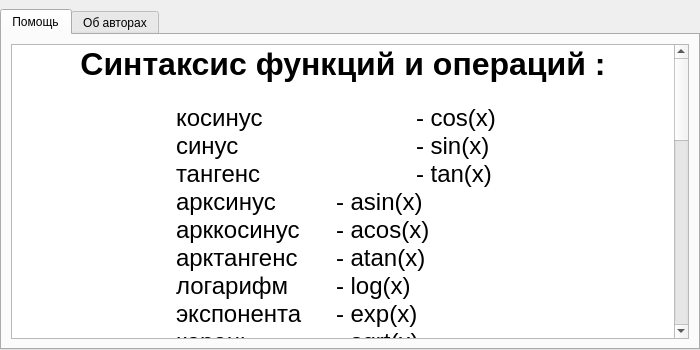
Old version of the form Frames/helpDialogFrame.ui in the repository EgorAlmikeev/ProjectX.
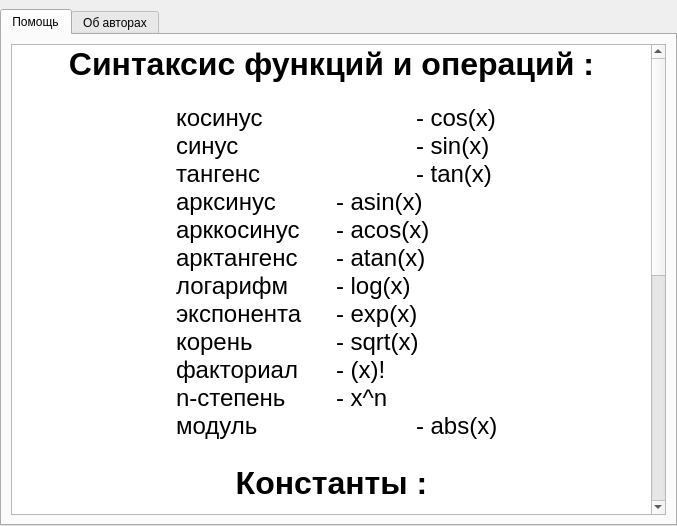
New version of the form. The open tabs and pages were chosen to show the change.

```diff
--- a/Frames/helpDialogFrame.ui
+++ b/Frames/helpDialogFrame.ui
@@ -6,8 +6,8 @@
    <rect>
     <x>0</x>
     <y>0</y>
-    <width>700</width>
-    <height>350</height>
+    <width>677</width>
+    <height>526</height>
    </rect>
   </property>
   <property name="maximumSize">
@@ -51,33 +51,33 @@
           <string>&lt;!DOCTYPE HTML PUBLIC &quot;-//W3C//DTD HTML 4.0//EN&quot; &quot;http://www.w3.org/TR/REC-html40/strict.dtd&quot;&gt;
 &lt;html&gt;&lt;head&gt;&lt;meta name=&quot;qrichtext&quot; content=&quot;1&quot; /&gt;&lt;style type=&quot;text/css&quot;&gt;
 p, li { white-space: pre-wrap; }
-&lt;/style&gt;&lt;/head&gt;&lt;body style=&quot; font-family:'.SF NS Text'; font-size:13pt; font-weight:400; font-style:normal;&quot;&gt;
-&lt;p align=&quot;center&quot; style=&quot; margin-top:0px; margin-bottom:0px; margin-left:0px; margin-right:0px; -qt-block-indent:0; text-indent:0px;&quot;&gt;&lt;span style=&quot; font-size:36pt; font-weight:600; vertical-align:super;&quot;&gt;Синтаксис функций и операций :&lt;/span&gt;&lt;/p&gt;
-&lt;p style=&quot; margin-top:0px; margin-bottom:0px; margin-left:0px; margin-right:0px; -qt-block-indent:0; text-indent:0px;&quot;&gt;&lt;span style=&quot; font-size:18pt;&quot;&gt;		косинус 		- cos(x)&lt;/span&gt;&lt;/p&gt;
-&lt;p style=&quot; margin-top:0px; margin-bottom:0px; margin-left:0px; margin-right:0px; -qt-block-indent:0; text-indent:0px;&quot;&gt;&lt;span style=&quot; font-size:18pt;&quot;&gt;		синус     		- sin(x)&lt;/span&gt;&lt;/p&gt;
-&lt;p style=&quot; margin-top:0px; margin-bottom:0px; margin-left:0px; margin-right:0px; -qt-block-indent:0; text-indent:0px;&quot;&gt;&lt;span style=&quot; font-size:18pt;&quot;&gt;		тангенс  		- tan(x)&lt;/span&gt;&lt;/p&gt;
-&lt;p style=&quot; margin-top:0px; margin-bottom:0px; margin-left:0px; margin-right:0px; -qt-block-indent:0; text-indent:0px;&quot;&gt;&lt;span style=&quot; font-size:18pt;&quot;&gt;		арксинус	- asin(x)&lt;/span&gt;&lt;/p&gt;
-&lt;p style=&quot; margin-top:0px; margin-bottom:0px; margin-left:0px; margin-right:0px; -qt-block-indent:0; text-indent:0px;&quot;&gt;&lt;span style=&quot; font-size:18pt;&quot;&gt;		арккосинус	- acos(x)&lt;/span&gt;&lt;/p&gt;
-&lt;p style=&quot; margin-top:0px; margin-bottom:0px; margin-left:0px; margin-right:0px; -qt-block-indent:0; text-indent:0px;&quot;&gt;&lt;span style=&quot; font-size:18pt;&quot;&gt;		арктангенс	- atan(x)&lt;/span&gt;&lt;/p&gt;
-&lt;p style=&quot; margin-top:0px; margin-bottom:0px; margin-left:0px; margin-right:0px; -qt-block-indent:0; text-indent:0px;&quot;&gt;&lt;span style=&quot; font-size:18pt;&quot;&gt;		логарифм	- log(x)&lt;/span&gt;&lt;/p&gt;
-&lt;p style=&quot; margin-top:0px; margin-bottom:0px; margin-left:0px; margin-right:0px; -qt-block-indent:0; text-indent:0px;&quot;&gt;&lt;span style=&quot; font-size:18pt;&quot;&gt;		экспонента	- exp(x)&lt;/span&gt;&lt;/p&gt;
-&lt;p style=&quot; margin-top:0px; margin-bottom:0px; margin-left:0px; margin-right:0px; -qt-block-indent:0; text-indent:0px;&quot;&gt;&lt;span style=&quot; font-size:18pt;&quot;&gt;		корень		- sqrt(x)&lt;/span&gt;&lt;/p&gt;
-&lt;p style=&quot; margin-top:0px; margin-bottom:0px; margin-left:0px; margin-right:0px; -qt-block-indent:0; text-indent:0px;&quot;&gt;&lt;span style=&quot; font-size:18pt;&quot;&gt;		факториал	- (x)!&lt;/span&gt;&lt;/p&gt;
-&lt;p style=&quot; margin-top:0px; margin-bottom:0px; margin-left:0px; margin-right:0px; -qt-block-indent:0; text-indent:0px;&quot;&gt;&lt;span style=&quot; font-size:18pt;&quot;&gt;		n-степень	- x^n&lt;/span&gt;&lt;/p&gt;
-&lt;p style=&quot; margin-top:0px; margin-bottom:0px; margin-left:0px; margin-right:0px; -qt-block-indent:0; text-indent:0px;&quot;&gt;&lt;span style=&quot; font-size:18pt;&quot;&gt;		модуль		- abs(x)&lt;/span&gt;&lt;/p&gt;
-&lt;p style=&quot;-qt-paragraph-type:empty; margin-top:0px; margin-bottom:0px; margin-left:0px; margin-right:0px; -qt-block-indent:0; text-indent:0px; font-size:18pt;&quot;&gt;&lt;br /&gt;&lt;/p&gt;
-&lt;p align=&quot;center&quot; style=&quot; margin-top:0px; margin-bottom:0px; margin-left:0px; margin-right:0px; -qt-block-indent:0; text-indent:0px;&quot;&gt;&lt;span style=&quot; font-size:36pt; font-weight:600; vertical-align:super;&quot;&gt;Константы :&lt;/span&gt;&lt;/p&gt;
-&lt;p align=&quot;center&quot; style=&quot; margin-top:0px; margin-bottom:0px; margin-left:0px; margin-right:0px; -qt-block-indent:0; text-indent:0px;&quot;&gt;&lt;span style=&quot; font-size:18pt;&quot;&gt;пи - pi или Pi&lt;/span&gt;&lt;/p&gt;
-&lt;p align=&quot;center&quot; style=&quot; margin-top:0px; margin-bottom:0px; margin-left:0px; margin-right:0px; -qt-block-indent:0; text-indent:0px;&quot;&gt;&lt;span style=&quot; font-size:18pt;&quot;&gt;экспонента - e&lt;/span&gt;&lt;/p&gt;
-&lt;p align=&quot;center&quot; style=&quot;-qt-paragraph-type:empty; margin-top:0px; margin-bottom:0px; margin-left:0px; margin-right:0px; -qt-block-indent:0; text-indent:0px; font-size:18pt;&quot;&gt;&lt;br /&gt;&lt;/p&gt;
-&lt;p align=&quot;center&quot; style=&quot; margin-top:0px; margin-bottom:0px; margin-left:0px; margin-right:0px; -qt-block-indent:0; text-indent:0px;&quot;&gt;&lt;span style=&quot; font-size:36pt; font-weight:600; vertical-align:super;&quot;&gt;Пример формулы :&lt;/span&gt;&lt;/p&gt;
-&lt;p align=&quot;center&quot; style=&quot; margin-top:0px; margin-bottom:0px; margin-left:0px; margin-right:0px; -qt-block-indent:0; text-indent:0px;&quot;&gt;&lt;span style=&quot; font-size:18pt;&quot;&gt;(sin(x) * cos(x * e)) - (Pi / 2)&lt;/span&gt;&lt;/p&gt;
-&lt;p align=&quot;center&quot; style=&quot;-qt-paragraph-type:empty; margin-top:0px; margin-bottom:0px; margin-left:0px; margin-right:0px; -qt-block-indent:0; text-indent:0px; font-size:18pt;&quot;&gt;&lt;br /&gt;&lt;/p&gt;
-&lt;p align=&quot;center&quot; style=&quot; margin-top:0px; margin-bottom:0px; margin-left:0px; margin-right:0px; -qt-block-indent:0; text-indent:0px;&quot;&gt;&lt;span style=&quot; font-size:36pt; font-weight:600; vertical-align:super;&quot;&gt;Пример пределов :&lt;/span&gt;&lt;/p&gt;
-&lt;p align=&quot;center&quot; style=&quot; margin-top:0px; margin-bottom:0px; margin-left:0px; margin-right:0px; -qt-block-indent:0; text-indent:0px;&quot;&gt;&lt;span style=&quot; font-size:18pt;&quot;&gt;От : Pi	До : 2 * Pi&lt;/span&gt;&lt;/p&gt;
-&lt;p align=&quot;center&quot; style=&quot;-qt-paragraph-type:empty; margin-top:0px; margin-bottom:0px; margin-left:0px; margin-right:0px; -qt-block-indent:0; text-indent:0px; font-size:18pt;&quot;&gt;&lt;br /&gt;&lt;/p&gt;
-&lt;p align=&quot;center&quot; style=&quot; margin-top:0px; margin-bottom:0px; margin-left:0px; margin-right:0px; -qt-block-indent:0; text-indent:0px;&quot;&gt;&lt;span style=&quot; font-size:36pt; font-weight:600; vertical-align:super;&quot;&gt;Возможные ответы :&lt;/span&gt;&lt;/p&gt;
-&lt;p style=&quot; margin-top:0px; margin-bottom:0px; margin-left:0px; margin-right:0px; -qt-block-indent:0; text-indent:0px;&quot;&gt;&lt;span style=&quot; font-size:18pt; font-weight:600;&quot;&gt;Ошибка времени выполнения&lt;/span&gt;&lt;span style=&quot; font-size:18pt;&quot;&gt; – формулу не удалось вычислить за определённый для неё максимум по времени. Это может означить, например, что вычисляемый интеграл не сходящийся.&lt;/span&gt;&lt;/p&gt;&lt;/body&gt;&lt;/html&gt;</string>
+&lt;/style&gt;&lt;/head&gt;&lt;body style=&quot; font-family:'MS Shell Dlg 2'; font-size:8pt; font-weight:400; font-style:normal;&quot;&gt;
+&lt;p align=&quot;center&quot; style=&quot; margin-top:0px; margin-bottom:0px; margin-left:0px; margin-right:0px; -qt-block-indent:0; text-indent:0px;&quot;&gt;&lt;span style=&quot; font-family:'.SF NS Text'; font-size:36pt; font-weight:600; vertical-align:super;&quot;&gt;Синтаксис функций и операций :&lt;/span&gt;&lt;/p&gt;
+&lt;p style=&quot; margin-top:0px; margin-bottom:0px; margin-left:0px; margin-right:0px; -qt-block-indent:0; text-indent:0px;&quot;&gt;&lt;span style=&quot; font-family:'.SF NS Text'; font-size:18pt;&quot;&gt;		косинус 		- cos(x)&lt;/span&gt;&lt;/p&gt;
+&lt;p style=&quot; margin-top:0px; margin-bottom:0px; margin-left:0px; margin-right:0px; -qt-block-indent:0; text-indent:0px;&quot;&gt;&lt;span style=&quot; font-family:'.SF NS Text'; font-size:18pt;&quot;&gt;		синус     		- sin(x)&lt;/span&gt;&lt;/p&gt;
+&lt;p style=&quot; margin-top:0px; margin-bottom:0px; margin-left:0px; margin-right:0px; -qt-block-indent:0; text-indent:0px;&quot;&gt;&lt;span style=&quot; font-family:'.SF NS Text'; font-size:18pt;&quot;&gt;		тангенс  		- tan(x)&lt;/span&gt;&lt;/p&gt;
+&lt;p style=&quot; margin-top:0px; margin-bottom:0px; margin-left:0px; margin-right:0px; -qt-block-indent:0; text-indent:0px;&quot;&gt;&lt;span style=&quot; font-family:'.SF NS Text'; font-size:18pt;&quot;&gt;		арксинус	- asin(x)&lt;/span&gt;&lt;/p&gt;
+&lt;p style=&quot; margin-top:0px; margin-bottom:0px; margin-left:0px; margin-right:0px; -qt-block-indent:0; text-indent:0px;&quot;&gt;&lt;span style=&quot; font-family:'.SF NS Text'; font-size:18pt;&quot;&gt;		арккосинус	- acos(x)&lt;/span&gt;&lt;/p&gt;
+&lt;p style=&quot; margin-top:0px; margin-bottom:0px; margin-left:0px; margin-right:0px; -qt-block-indent:0; text-indent:0px;&quot;&gt;&lt;span style=&quot; font-family:'.SF NS Text'; font-size:18pt;&quot;&gt;		арктангенс	- atan(x)&lt;/span&gt;&lt;/p&gt;
+&lt;p style=&quot; margin-top:0px; margin-bottom:0px; margin-left:0px; margin-right:0px; -qt-block-indent:0; text-indent:0px;&quot;&gt;&lt;span style=&quot; font-family:'.SF NS Text'; font-size:18pt;&quot;&gt;		логарифм	- log(x)&lt;/span&gt;&lt;/p&gt;
+&lt;p style=&quot; margin-top:0px; margin-bottom:0px; margin-left:0px; margin-right:0px; -qt-block-indent:0; text-indent:0px;&quot;&gt;&lt;span style=&quot; font-family:'.SF NS Text'; font-size:18pt;&quot;&gt;		экспонента	- exp(x)&lt;/span&gt;&lt;/p&gt;
+&lt;p style=&quot; margin-top:0px; margin-bottom:0px; margin-left:0px; margin-right:0px; -qt-block-indent:0; text-indent:0px;&quot;&gt;&lt;span style=&quot; font-family:'.SF NS Text'; font-size:18pt;&quot;&gt;		корень		- sqrt(x)&lt;/span&gt;&lt;/p&gt;
+&lt;p style=&quot; margin-top:0px; margin-bottom:0px; margin-left:0px; margin-right:0px; -qt-block-indent:0; text-indent:0px;&quot;&gt;&lt;span style=&quot; font-family:'.SF NS Text'; font-size:18pt;&quot;&gt;		факториал	- (x)!&lt;/span&gt;&lt;/p&gt;
+&lt;p style=&quot; margin-top:0px; margin-bottom:0px; margin-left:0px; margin-right:0px; -qt-block-indent:0; text-indent:0px;&quot;&gt;&lt;span style=&quot; font-family:'.SF NS Text'; font-size:18pt;&quot;&gt;		n-степень	- x^n&lt;/span&gt;&lt;/p&gt;
+&lt;p style=&quot; margin-top:0px; margin-bottom:0px; margin-left:0px; margin-right:0px; -qt-block-indent:0; text-indent:0px;&quot;&gt;&lt;span style=&quot; font-family:'.SF NS Text'; font-size:18pt;&quot;&gt;		модуль		- abs(x)&lt;/span&gt;&lt;/p&gt;
+&lt;p style=&quot;-qt-paragraph-type:empty; margin-top:0px; margin-bottom:0px; margin-left:0px; margin-right:0px; -qt-block-indent:0; text-indent:0px; font-family:'.SF NS Text'; font-size:18pt;&quot;&gt;&lt;br /&gt;&lt;/p&gt;
+&lt;p align=&quot;center&quot; style=&quot; margin-top:0px; margin-bottom:0px; margin-left:0px; margin-right:0px; -qt-block-indent:0; text-indent:0px;&quot;&gt;&lt;span style=&quot; font-family:'.SF NS Text'; font-size:36pt; font-weight:600; vertical-align:super;&quot;&gt;Константы :&lt;/span&gt;&lt;/p&gt;
+&lt;p align=&quot;center&quot; style=&quot; margin-top:0px; margin-bottom:0px; margin-left:0px; margin-right:0px; -qt-block-indent:0; text-indent:0px;&quot;&gt;&lt;span style=&quot; font-family:'.SF NS Text'; font-size:18pt;&quot;&gt;пи - pi или Pi&lt;/span&gt;&lt;/p&gt;
+&lt;p align=&quot;center&quot; style=&quot; margin-top:0px; margin-bottom:0px; margin-left:0px; margin-right:0px; -qt-block-indent:0; text-indent:0px;&quot;&gt;&lt;span style=&quot; font-family:'.SF NS Text'; font-size:18pt;&quot;&gt;экспонента - e&lt;/span&gt;&lt;/p&gt;
+&lt;p align=&quot;center&quot; style=&quot;-qt-paragraph-type:empty; margin-top:0px; margin-bottom:0px; margin-left:0px; margin-right:0px; -qt-block-indent:0; text-indent:0px; font-family:'.SF NS Text'; font-size:18pt;&quot;&gt;&lt;br /&gt;&lt;/p&gt;
+&lt;p align=&quot;center&quot; style=&quot; margin-top:0px; margin-bottom:0px; margin-left:0px; margin-right:0px; -qt-block-indent:0; text-indent:0px;&quot;&gt;&lt;span style=&quot; font-family:'.SF NS Text'; font-size:36pt; font-weight:600; vertical-align:super;&quot;&gt;Пример формулы :&lt;/span&gt;&lt;/p&gt;
+&lt;p align=&quot;center&quot; style=&quot; margin-top:0px; margin-bottom:0px; margin-left:0px; margin-right:0px; -qt-block-indent:0; text-indent:0px;&quot;&gt;&lt;span style=&quot; font-family:'.SF NS Text'; font-size:18pt;&quot;&gt;(sin(x) * cos(x * e)) - (Pi / 2)&lt;/span&gt;&lt;/p&gt;
+&lt;p align=&quot;center&quot; style=&quot;-qt-paragraph-type:empty; margin-top:0px; margin-bottom:0px; margin-left:0px; margin-right:0px; -qt-block-indent:0; text-indent:0px; font-family:'.SF NS Text'; font-size:18pt;&quot;&gt;&lt;br /&gt;&lt;/p&gt;
+&lt;p align=&quot;center&quot; style=&quot; margin-top:0px; margin-bottom:0px; margin-left:0px; margin-right:0px; -qt-block-indent:0; text-indent:0px;&quot;&gt;&lt;span style=&quot; font-family:'.SF NS Text'; font-size:36pt; font-weight:600; vertical-align:super;&quot;&gt;Пример пределов :&lt;/span&gt;&lt;/p&gt;
+&lt;p align=&quot;center&quot; style=&quot; margin-top:0px; margin-bottom:0px; margin-left:0px; margin-right:0px; -qt-block-indent:0; text-indent:0px;&quot;&gt;&lt;span style=&quot; font-family:'.SF NS Text'; font-size:18pt;&quot;&gt;От : Pi	До : 2 * Pi&lt;/span&gt;&lt;/p&gt;
+&lt;p align=&quot;center&quot; style=&quot;-qt-paragraph-type:empty; margin-top:0px; margin-bottom:0px; margin-left:0px; margin-right:0px; -qt-block-indent:0; text-indent:0px; font-family:'.SF NS Text'; font-size:18pt;&quot;&gt;&lt;br /&gt;&lt;/p&gt;
+&lt;p align=&quot;center&quot; style=&quot; margin-top:0px; margin-bottom:0px; margin-left:0px; margin-right:0px; -qt-block-indent:0; text-indent:0px;&quot;&gt;&lt;span style=&quot; font-family:'.SF NS Text'; font-size:36pt; font-weight:600; vertical-align:super;&quot;&gt;Возможные ответы :&lt;/span&gt;&lt;/p&gt;
+&lt;p style=&quot; margin-top:0px; margin-bottom:0px; margin-left:0px; margin-right:0px; -qt-block-indent:0; text-indent:0px;&quot;&gt;&lt;span style=&quot; font-family:'.SF NS Text'; font-size:18pt; font-weight:600;&quot;&gt;Ошибка времени выполнения&lt;/span&gt;&lt;span style=&quot; font-family:'.SF NS Text'; font-size:18pt;&quot;&gt; – формулу не удалось вычислить за определённый для неё максимум по времени. Это может означить, например, что вычисляемый интеграл не сходящийся.&lt;/span&gt;&lt;/p&gt;&lt;/body&gt;&lt;/html&gt;</string>
          </property>
         </widget>
        </item>
```
Left out of the diff: 18 changed lines with no effect on the pictures.
